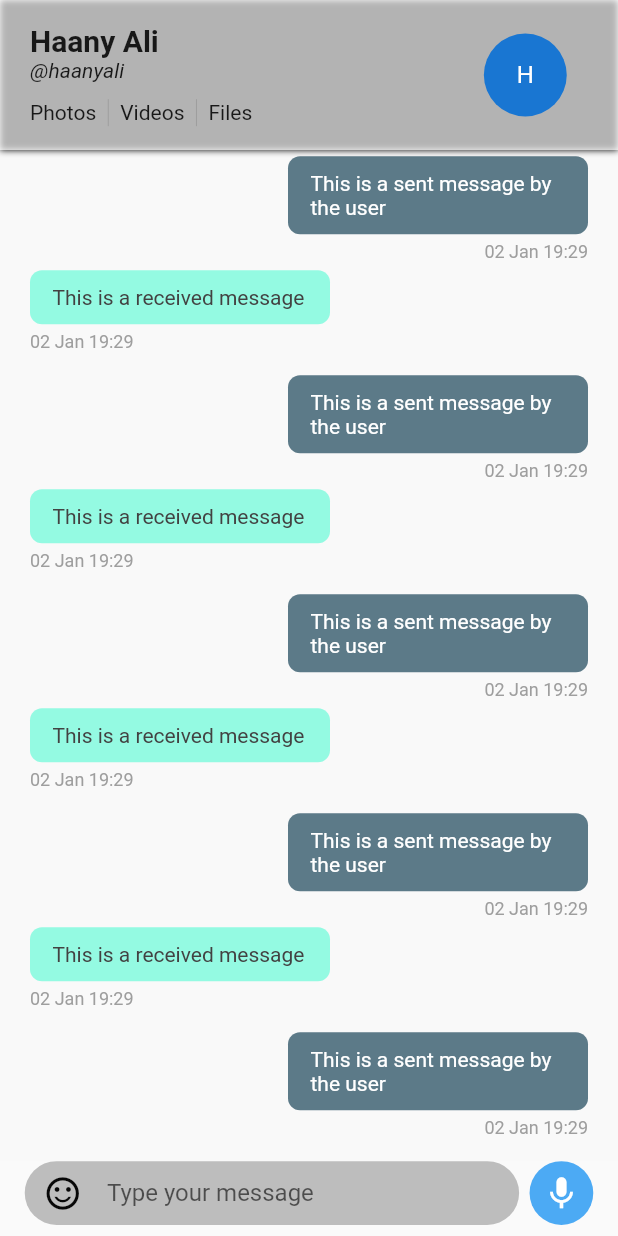
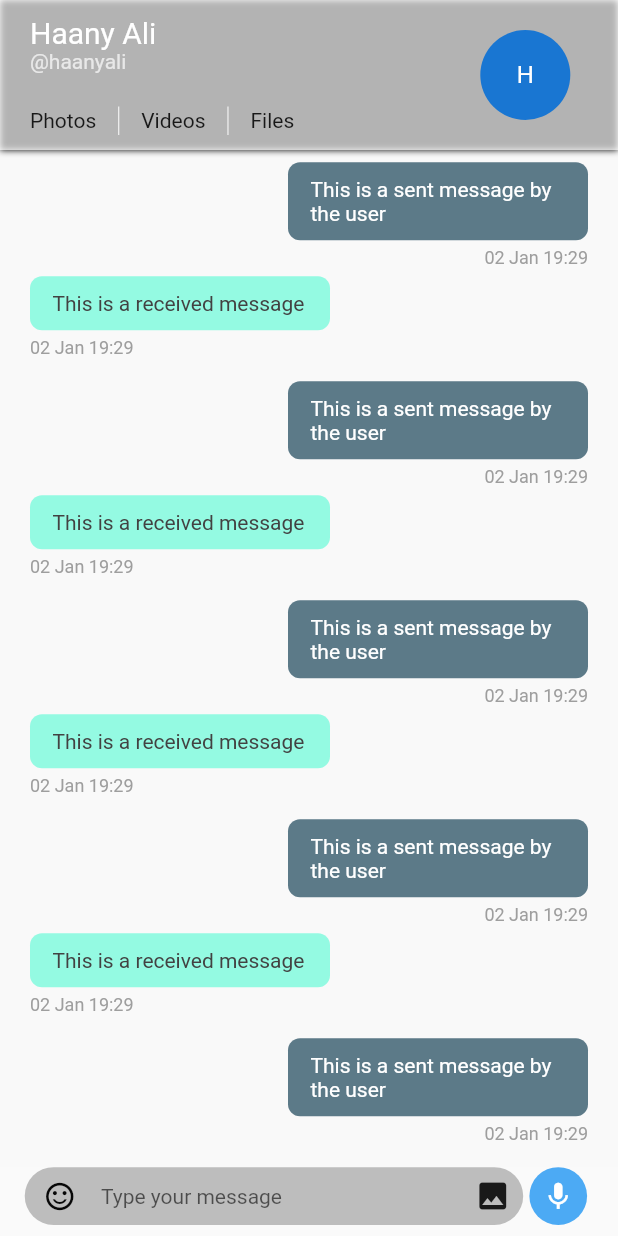
Before and after one commit to MarikIshtar007/coms, a Flutter app: the screen it shows after launch, on a phone screen of 412 x 824 dp. Run offline on Flutter 3.47's test engine with Material 2 defaults, Android fonts, the phone set to English and light mode, and no system bars.

Commit message:
Fixed Responsiveness

```diff
--- a/lib/widgets/chatAppbar.dart
+++ b/lib/widgets/chatAppbar.dart
@@ -14,6 +14,7 @@ class ChatAppBar extends StatelessWidget with PreferredSizeWidget {
         decoration: BoxDecoration(
             boxShadow: [BoxShadow(color: Colors.black, blurRadius: 3.0)]),
         child: Container(
+          padding: EdgeInsets.only(top: 10, bottom: 10),
           color: Colors.white70,
           child: Row(children: [
             Expanded(
@@ -22,8 +23,8 @@ class ChatAppBar extends StatelessWidget with PreferredSizeWidget {
                 child: Column(
                   mainAxisSize: MainAxisSize.min,
                   children: [
-                    Container(
-                      height: 70 - width * 0.06,
+                    Expanded(
+                      flex: 7,
                       child: Row(
                         crossAxisAlignment: CrossAxisAlignment.start,
                         children: [
@@ -38,14 +39,16 @@ class ChatAppBar extends StatelessWidget with PreferredSizeWidget {
                                 children: [
                                   Text(
                                     'Haany Ali',
-                                    style: TextStyle(
-                                        fontSize: 20,
-                                        fontWeight: FontWeight.bold),
+                                    style: textHeading,
+                                    // style: TextStyle(
+                                    //     fontSize: 20,
+                                    //     fontWeight: FontWeight.bold),
                                   ),
                                   Text(
                                     '@haanyali',
-                                    style:
-                                        TextStyle(fontStyle: FontStyle.italic),
+                                    style: textStyle,
+                                    // style:
+                                    //     TextStyle(fontStyle: FontStyle.italic),
                                   )
                                 ],
                               ),
@@ -54,19 +57,32 @@ class ChatAppBar extends StatelessWidget with PreferredSizeWidget {
                         ],
                       ),
                     ),
-                    Container(
-                      height: 23,
-                      padding: EdgeInsets.fromLTRB(20, 5, 5, 0),
-                      child: Row(
-                        mainAxisAlignment: MainAxisAlignment.start,
-                        crossAxisAlignment: CrossAxisAlignment.center,
-                        children: [
-                          Text('Photos'),
-                          VerticalDivider(),
-                          Text('Videos'),
-                          VerticalDivider(),
-                          Text('Files')
-                        ],
+                    Expanded(
+                      flex: 3,
+                      child: Container(
+                        padding: EdgeInsets.fromLTRB(20, 5, 5, 0),
+                        child: Row(
+                          mainAxisAlignment: MainAxisAlignment.start,
+                          children: [
+                            Text(
+                              'Photos',
+                            ),
+                            VerticalDivider(
+                              width: 30,
+                              color: Palette.primaryTextColorLight,
+                            ),
+                            Text(
+                              'Videos',
+                            ),
+                            VerticalDivider(
+                              width: 30,
+                              color: Palette.primaryTextColorLight,
+                            ),
+                            Text(
+                              'Files',
+                            ),
+                          ],
+                        ),
                       ),
                     )
                   ],
@@ -78,7 +94,7 @@ class ChatAppBar extends StatelessWidget with PreferredSizeWidget {
                 child: Container(
                   child: Center(
                     child: CircleAvatar(
-                      radius: (80 - (width * 0.06)) / 2,
+                      radius: 30,
                       child: Text('H'),
                     ),
                   ),
--- a/lib/widgets/myInputWidget.dart
+++ b/lib/widgets/myInputWidget.dart
@@ -24,22 +24,25 @@ class _MyInputWidgetState extends State<MyInputWidget> {
       ),
       child: Row(
         children: [
-          Container(
+          Expanded(
+            child: Container(
+              padding: EdgeInsets.only(right: size.width * 0.02),
               decoration: BoxDecoration(
                   color: Colors.grey[400],
                   borderRadius: BorderRadius.circular(25)),
-            width: size.width * 0.8,
               child: Row(
+                mainAxisSize: MainAxisSize.min,
                 children: [
                   Container(
                     padding: EdgeInsets.symmetric(
                         horizontal: size.width * 0.03,
                         vertical: size.width * 0.02),
                     child: Icon(Icons.sentiment_satisfied_alt_outlined,
-                      size: ratio * 13, color: Color(0xFF070707)),
+                        size: ratio * 11, color: Color(0xFF070707)),
                   ),
-                Container(
-                  width: size.width * 0.6,
+                  Flexible(
+                    fit: FlexFit.loose,
+                    child: Container(
                       padding: EdgeInsets.symmetric(
                           horizontal: size.width * 0.01,
                           vertical: size.width * 0.02),
@@ -47,7 +50,7 @@ class _MyInputWidgetState extends State<MyInputWidget> {
                         borderRadius: BorderRadius.circular(25),
                       ),
                       child: TextField(
-                    style: TextStyle(fontSize: ratio * 8),
+                        style: TextStyle(fontSize: ratio * 7),
                         textCapitalization: TextCapitalization.words,
                         textInputAction: TextInputAction.send,
                         cursorColor: Palette.selfMessageBackgroundColor,
@@ -69,15 +72,18 @@ class _MyInputWidgetState extends State<MyInputWidget> {
                         ),
                       ),
                     ),
+                  ),
+                  Icon(Icons.image)
                 ],
               ),
             ),
-          Spacer(),
+          ),
           GestureDetector(
             onTap: () {
               // sendMessages();
             },
             child: Container(
+                margin: EdgeInsets.symmetric(horizontal: size.width * 0.01),
                 decoration: BoxDecoration(
                   shape: BoxShape.circle,
                   color: Theme.of(context).primaryColor.withOpacity(0.8),
@@ -88,12 +94,12 @@ class _MyInputWidgetState extends State<MyInputWidget> {
                     ? Icon(
                         Icons.send_rounded,
                         color: Colors.white,
-                        size: ratio * 13,
+                        size: ratio * 11,
                       )
                     : Icon(
                         Icons.mic,
                         color: Colors.white,
-                        size: ratio * 13,
+                        size: ratio * 11,
                       )),
           )
         ],
```
Lines whose indentation alone changed are shown as unchanged.
